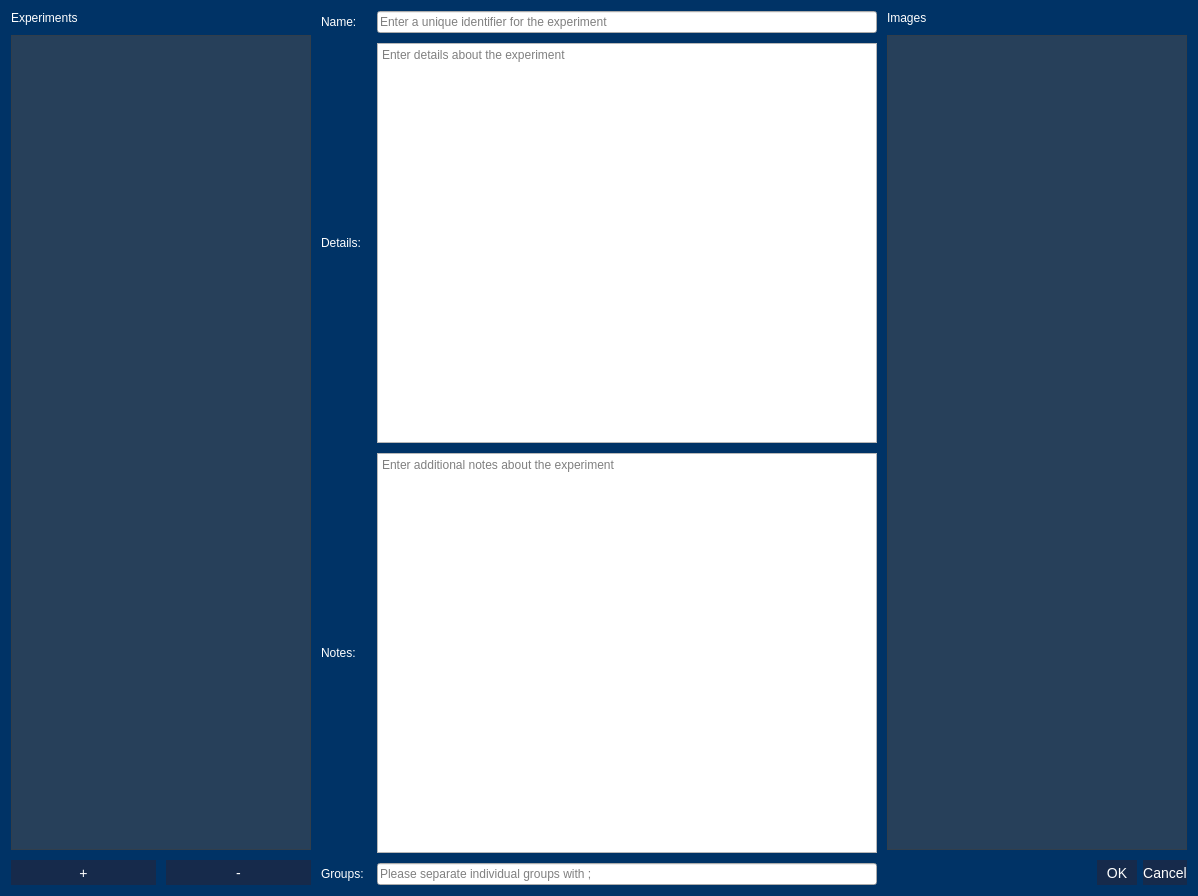
Above: gui/experiment_dialog.ui from SilMon/NucDetect before the change. Below: the same form after it.
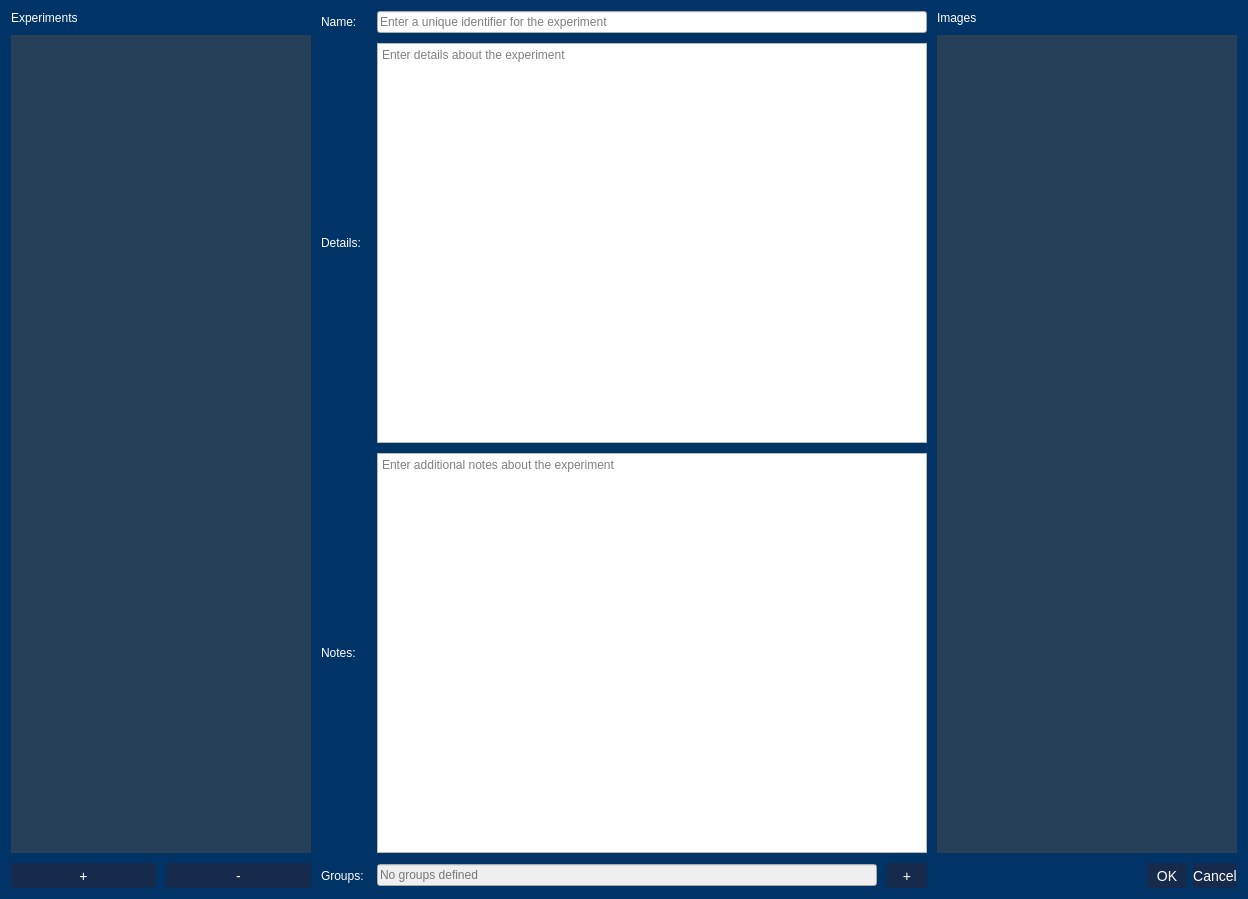
That is the form after the change.

Commit message: Improvement of experiment dialog

```diff
--- a/gui/experiment_dialog.ui
+++ b/gui/experiment_dialog.ui
@@ -113,20 +113,7 @@
       </layout>
      </item>
      <item>
-      <layout class="QGridLayout" name="gridLayout" columnstretch="0,1">
-       <item row="1" column="1">
-        <widget class="QTextEdit" name="te_details">
-         <property name="minimumSize">
-          <size>
-           <width>500</width>
-           <height>400</height>
-          </size>
-         </property>
-         <property name="placeholderText">
-          <string>Enter details about the experiment</string>
-         </property>
-        </widget>
-       </item>
+      <layout class="QGridLayout" name="gridLayout" columnstretch="0,0,0">
        <item row="2" column="0">
         <widget class="QLabel" name="label_3">
          <property name="text">
@@ -134,8 +121,8 @@
          </property>
         </widget>
        </item>
-       <item row="2" column="1">
-        <widget class="QTextEdit" name="te_notes">
+       <item row="1" column="2">
+        <widget class="QTextEdit" name="te_details">
          <property name="minimumSize">
           <size>
            <width>500</width>
@@ -143,7 +130,7 @@
           </size>
          </property>
          <property name="placeholderText">
-          <string>Enter additional notes about the experiment</string>
+          <string>Enter details about the experiment</string>
          </property>
         </widget>
        </item>
@@ -154,6 +141,19 @@
          </property>
         </widget>
        </item>
+       <item row="2" column="2">
+        <widget class="QTextEdit" name="te_notes">
+         <property name="minimumSize">
+          <size>
+           <width>500</width>
+           <height>400</height>
+          </size>
+         </property>
+         <property name="placeholderText">
+          <string>Enter additional notes about the experiment</string>
+         </property>
+        </widget>
+       </item>
        <item row="0" column="0">
         <widget class="QLabel" name="label">
          <property name="text">
@@ -161,19 +161,6 @@
          </property>
         </widget>
        </item>
-       <item row="0" column="1">
-        <widget class="QLineEdit" name="le_name">
-         <property name="minimumSize">
-          <size>
-           <width>500</width>
-           <height>0</height>
-          </size>
-         </property>
-         <property name="placeholderText">
-          <string>Enter a unique identifier for the experiment</string>
-         </property>
-        </widget>
-       </item>
        <item row="3" column="0">
         <widget class="QLabel" name="label_5">
          <property name="text">
@@ -181,22 +168,49 @@
          </property>
         </widget>
        </item>
-       <item row="3" column="1">
-        <widget class="QLineEdit" name="le_groups">
+       <item row="0" column="2">
+        <widget class="QLineEdit" name="le_name">
          <property name="minimumSize">
           <size>
            <width>500</width>
            <height>0</height>
           </size>
          </property>
-         <property name="text">
-          <string/>
-         </property>
          <property name="placeholderText">
-          <string>Please separate individual groups with ;</string>
+          <string>Enter a unique identifier for the experiment</string>
          </property>
         </widget>
        </item>
+       <item row="3" column="2">
+        <layout class="QHBoxLayout" name="horizontalLayout_4">
+         <item>
+          <widget class="QLineEdit" name="le_groups">
+           <property name="enabled">
+            <bool>false</bool>
+           </property>
+           <property name="minimumSize">
+            <size>
+             <width>500</width>
+             <height>0</height>
+            </size>
+           </property>
+           <property name="text">
+            <string/>
+           </property>
+           <property name="placeholderText">
+            <string>No groups defined</string>
+           </property>
+          </widget>
+         </item>
+         <item>
+          <widget class="QPushButton" name="btn_add_group">
+           <property name="text">
+            <string>+</string>
+           </property>
+          </widget>
+         </item>
+        </layout>
+       </item>
       </layout>
      </item>
      <item>
```
The commit also changes 8 other files.
